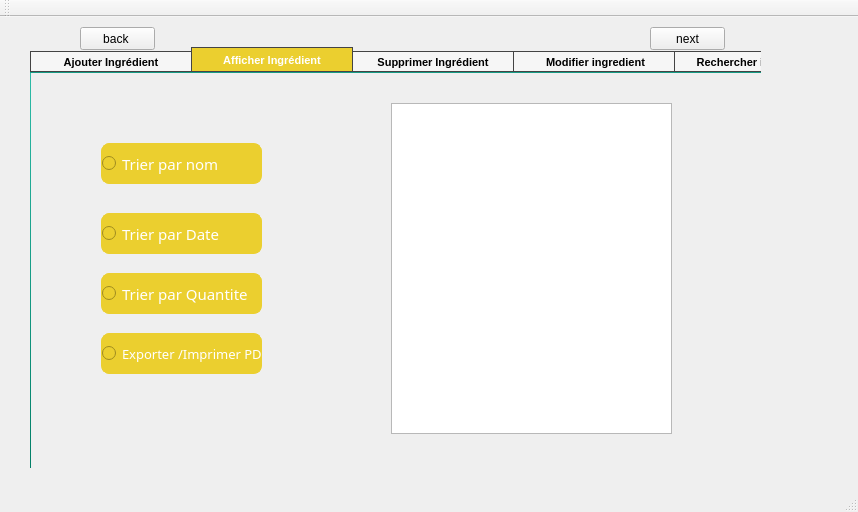
Above: mainwindow.ui from soumaya-nheri/Smart-Restaurant-2A25 before the change. Below: the same form after it.
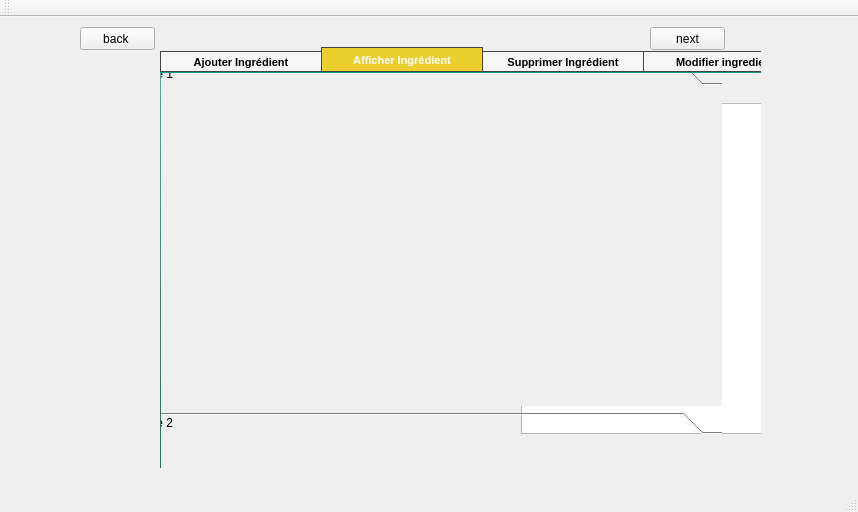
That is the form after the change. The open tabs and pages were chosen to show the change. Icons and pictures are not drawn.

```diff
--- a/mainwindow.ui
+++ b/mainwindow.ui
@@ -82,9 +82,9 @@
      <widget class="QTabWidget" name="b_supprimer">
       <property name="geometry">
        <rect>
-        <x>0</x>
+        <x>130</x>
         <y>20</y>
-        <width>781</width>
+        <width>651</width>
         <height>431</height>
        </rect>
       </property>
@@ -355,6 +355,45 @@
          <string>Trier par nom</string>
         </property>
        </widget>
+       <widget class="QToolBox" name="toolBox">
+        <property name="geometry">
+         <rect>
+          <x>-30</x>
+          <y>-10</y>
+          <width>591</width>
+          <height>371</height>
+         </rect>
+        </property>
+        <property name="currentIndex">
+         <number>0</number>
+        </property>
+        <widget class="QWidget" name="page_6">
+         <property name="geometry">
+          <rect>
+           <x>0</x>
+           <y>0</y>
+           <width>591</width>
+           <height>315</height>
+          </rect>
+         </property>
+         <attribute name="label">
+          <string>Page 1</string>
+         </attribute>
+        </widget>
+        <widget class="QWidget" name="page_7">
+         <property name="geometry">
+          <rect>
+           <x>0</x>
+           <y>0</y>
+           <width>591</width>
+           <height>315</height>
+          </rect>
+         </property>
+         <attribute name="label">
+          <string>Page 2</string>
+         </attribute>
+        </widget>
+       </widget>
       </widget>
       <widget class="QWidget" name="tab_3">
        <attribute name="title">
```
Left out of the diff: 4 changed lines with no effect on the pictures.
